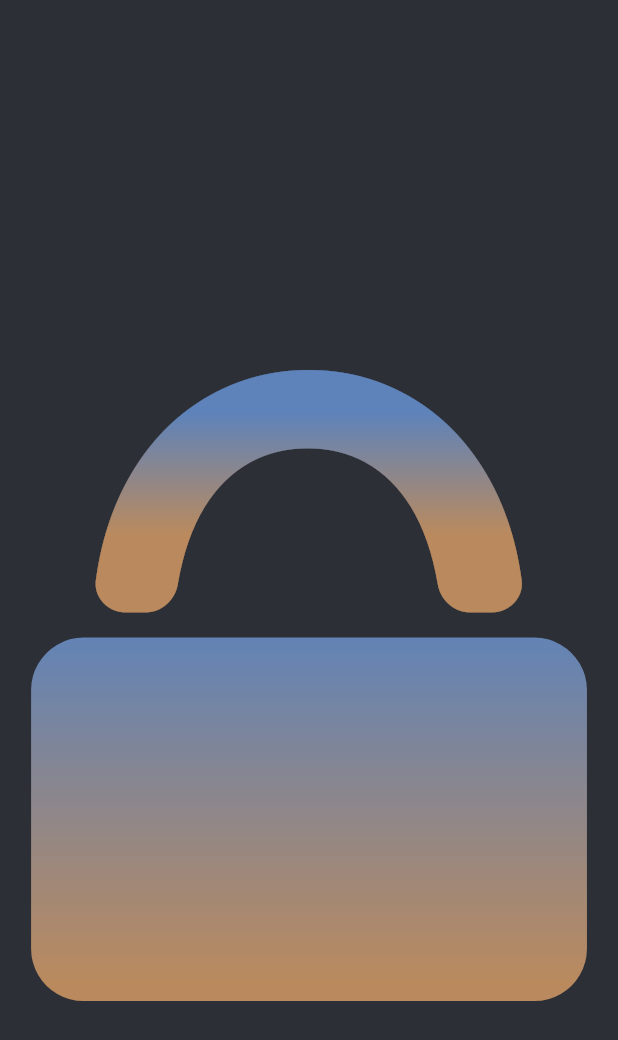
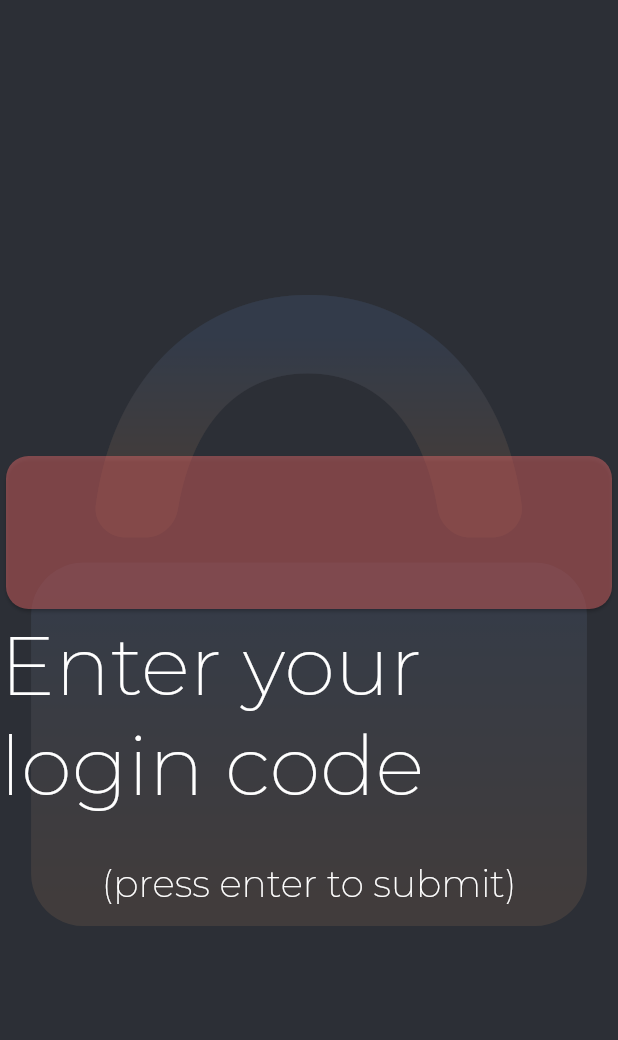
Before and after one commit to MenuItem207/smart_lock, a Flutter app: the screen it shows after launch, on a phone screen of 412 x 824 dp. Shown: the top 1040 px of the screen. Run offline on Flutter 3.47's test engine with Material 2 defaults, Android fonts, the light colour scheme and no system bars; our stand-ins replace get, get_storage, google_fonts.

Commit message:
Added some login ui

```diff
--- a/app/smart_lock/lib/globals/config/theme_data.dart
+++ b/app/smart_lock/lib/globals/config/theme_data.dart
@@ -1,12 +1,31 @@
 import 'package:flutter/material.dart';
+import 'package:google_fonts/google_fonts.dart';
 
 /// global theme data
 final ThemeData themeData = ThemeData(
-    primaryColor: _backgroundColour,
-    scaffoldBackgroundColor: _backgroundColour,
-    highlightColor: _blue,
-    focusColor: _gold,
-    errorColor: _red);
+  primaryColor: _backgroundColour,
+  scaffoldBackgroundColor: _backgroundColour,
+  highlightColor: _blue,
+  focusColor: _gold,
+  errorColor: _red,
+  textTheme: TextTheme(
+    headline1: GoogleFonts.montserrat(
+      fontSize: 55,
+      fontWeight: FontWeight.w200,
+      color: _white,
+    ),
+    headline2: GoogleFonts.montserrat(
+      fontSize: 35,
+      fontWeight: FontWeight.w500,
+      color: _white,
+    ),
+    bodyText1: GoogleFonts.montserrat(
+      fontSize: 25,
+      fontWeight: FontWeight.w200,
+      color: _white,
+    ),
+  ),
+);
 
 const Color _backgroundColour = Color(0xFF2C2F36);
 const Color _blue = Color(0xFF5E83BA);
--- a/app/smart_lock/lib/home/login/login_screen.dart
+++ b/app/smart_lock/lib/home/login/login_screen.dart
@@ -8,11 +8,70 @@ class LoginScreen extends StatelessWidget {
   @override
   Widget build(BuildContext context) {
     return Scaffold(
-      body: Center(
-        child: Lock(
-          lockPosition: 0,
-          otherColor: Theme.of(context).highlightColor,
-        ),
+      body: Stack(
+        children: [
+          Center(
+            child: Padding(
+              padding: const EdgeInsets.only(bottom: 150, top: 50),
+              child: Opacity(
+                opacity: 0.15,
+                child: Lock(
+                  lockPosition: 0,
+                  otherColor: Theme.of(context).highlightColor,
+                ),
+              ),
+            ),
+          ),
+          Center(
+            child: Column(
+              mainAxisAlignment: MainAxisAlignment.center,
+              children: [
+                const SizedBox(
+                  height: 80,
+                ),
+                SizedBox(
+                  width: 650,
+                  height: 110,
+                  child: Card(
+                    color: Theme.of(context).errorColor.withOpacity(0.45),
+                    shape: RoundedRectangleBorder(
+                        borderRadius: BorderRadius.circular(15)),
+                    child: TextField(
+                      onChanged: (text) {},
+                      onSubmitted: (text) {},
+                      style: Theme.of(context).textTheme.headline1,
+                      textAlignVertical: TextAlignVertical.center,
+                      textAlign: TextAlign.center,
+                      decoration: const InputDecoration(
+                        border: InputBorder.none,
+                        focusedBorder: InputBorder.none,
+                        enabledBorder: InputBorder.none,
+                        errorBorder: InputBorder.none,
+                        disabledBorder: InputBorder.none,
+                        contentPadding: EdgeInsets.only(
+                            bottom: 10, top: 25, right: 30, left: 30),
+                        hintText: "",
+                      ),
+                      cursorWidth: 3,
+                      cursorRadius: const Radius.circular(3),
+                    ),
+                  ),
+                ),
+                Text(
+                  "Enter your login code",
+                  style: Theme.of(context).textTheme.headline1,
+                ),
+                const SizedBox(
+                  height: 30,
+                ),
+                Text(
+                  "(press enter to submit)",
+                  style: Theme.of(context).textTheme.bodyText1,
+                ),
+              ],
+            ),
+          ),
+        ],
       ),
     );
   }
--- a/app/smart_lock/pubspec.yaml
+++ b/app/smart_lock/pubspec.yaml
@@ -16,6 +16,10 @@ dependencies:
 
   firebase_database: ^8.1.0
 
+  google_fonts: ^2.1.0
+  simple_animations: ^4.0.1
+
+
 
 dev_dependencies:
   flutter_test:
```
Also changed, not shown: app/smart_lock/pubspec.lock.
